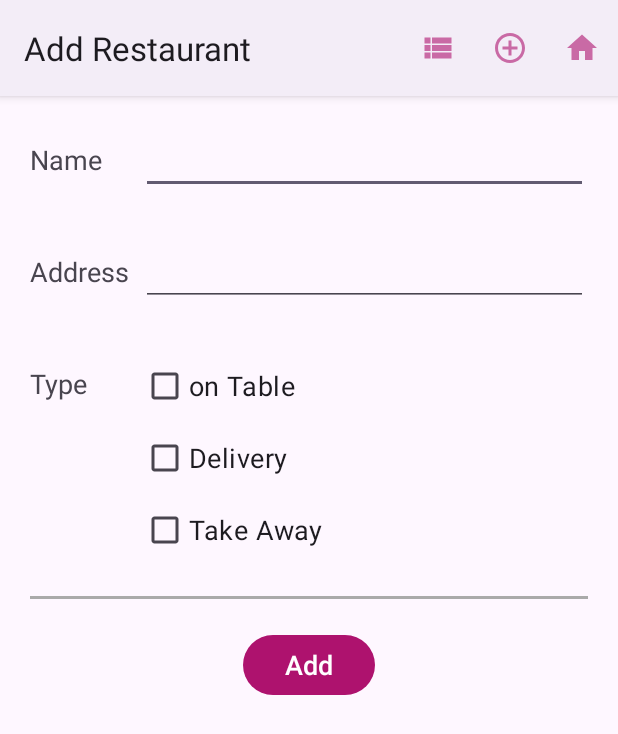
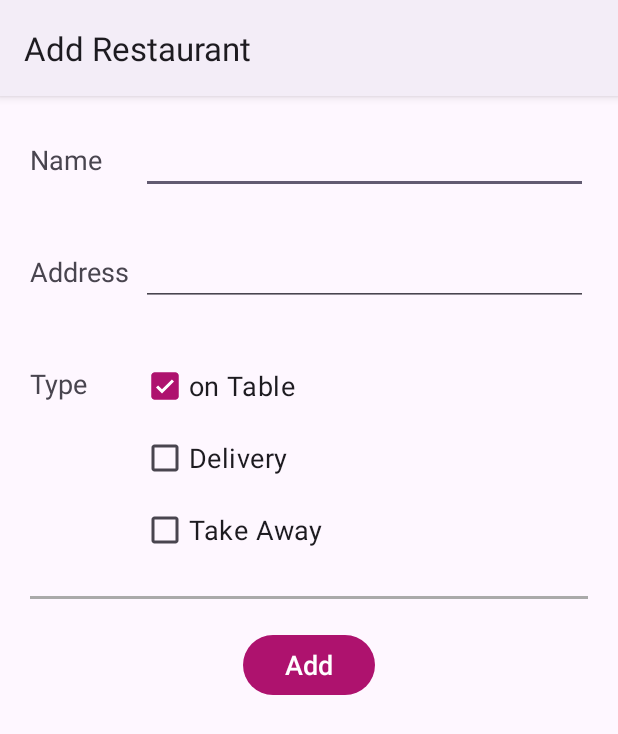
Before and after one commit to Georges-Khalil/MyRestaurants, an Android app: the screen it shows after launch (AddActivity), after a tap on "Add", on a phone screen of 412 x 824 dp. Shown: the top 734 px of the screen. Run offline under Robolectric (Android 15) with nearby library versions, the phone set to English and light mode, and no system bars.

Commit message:
commit four, made menu only in home and made the data not reset on activity reset

```diff
--- a/app/src/main/java/com/example/myrestaurants_v1/AddActivity.java
+++ b/app/src/main/java/com/example/myrestaurants_v1/AddActivity.java
@@ -10,13 +10,13 @@ import com.example.myrestaurants_v1.databinding.AddBinding;
 import com.google.android.material.snackbar.Snackbar;
 
 public class AddActivity extends BaseActivity {
-    private AddBinding binding;
-
+    AddBinding binding;
     @Override
     protected void onCreate(Bundle savedInstanceState){
         super.onCreate(savedInstanceState);
         binding = AddBinding.inflate(getLayoutInflater());
         setContentView(binding.getRoot());
+        binding.onTable.setChecked(true);
 
         binding.btAdd.setOnClickListener(v -> add_restaurant());
     }
--- a/app/src/main/java/com/example/myrestaurants_v1/BaseActivity.java
+++ b/app/src/main/java/com/example/myrestaurants_v1/BaseActivity.java
@@ -1,38 +1,19 @@
 package com.example.myrestaurants_v1;
+
+import static com.example.myrestaurants_v1.MyApp.restaurantList;
 
 import android.content.Intent;
 import android.os.Bundle;
+import android.os.Parcelable;
 import android.util.Log;
 import android.view.Menu;
 import android.view.MenuItem;
 
 import androidx.appcompat.app.AppCompatActivity;
 
+import java.util.ArrayList;
+
 public class BaseActivity extends AppCompatActivity {
-
-    @Override
-    public boolean onCreateOptionsMenu(Menu menu){
-        getMenuInflater().inflate(R.menu.main_menu, menu);
-        return true;
-    }
-
-    @Override
-    public boolean onOptionsItemSelected(MenuItem item){
-        if(item.getItemId()==R.id.listView){
-            Intent ViewActivity = new Intent(this, ViewActivity.class);
-            startActivity(ViewActivity);
-        }
-        if(item.getItemId()==R.id.add){
-            Intent AddActivity = new Intent(this, AddActivity.class);
-            startActivity(AddActivity);
-        }
-        if(item.getItemId()==R.id.home) {
-            Intent MainActivity = new Intent(this, HomeActivity.class);
-            startActivity(MainActivity);
-        }
-        return true;
-    }
-
 
     @Override
     public void onStart(){
@@ -73,12 +54,14 @@ public class BaseActivity extends AppCompatActivity {
     @Override
     public void onSaveInstanceState( Bundle savedInstanceState){
         super.onSaveInstanceState(savedInstanceState);
+        savedInstanceState.putParcelableArrayList("RestaurantList", (ArrayList<? extends Parcelable>) restaurantList);
         Log.d("activity_lifecycle", "onSaveInstanceState");
     }
 
     @Override
     public void onRestoreInstanceState( Bundle savedInstanceState){
         super.onRestoreInstanceState(savedInstanceState);
+        restaurantList = savedInstanceState.getParcelableArrayList("RestaurantList");
         Log.d("activity_lifecycle", "onRestoreInstanceState");
     }
 }
--- a/app/src/main/java/com/example/myrestaurants_v1/HomeActivity.java
+++ b/app/src/main/java/com/example/myrestaurants_v1/HomeActivity.java
@@ -2,13 +2,16 @@ package com.example.myrestaurants_v1;
 
 import static com.example.myrestaurants_v1.MyApp.restaurantList;
 
+import android.content.Intent;
 import android.os.Bundle;
+import android.util.Log;
+import android.view.Menu;
+import android.view.MenuItem;
 
 import com.example.myrestaurants_v1.databinding.HomeBinding;
 
 public class HomeActivity extends BaseActivity {
-    private HomeBinding homeBinding;
-
+    HomeBinding homeBinding;
     @Override
     protected void onCreate(Bundle savedInstanceState) {
         super.onCreate(savedInstanceState);
@@ -18,4 +21,35 @@ public class HomeActivity extends BaseActivity {
         String message = "Total Restaurants: " + restaurantList.size();
         homeBinding.size.setText(message);
     }
+
+    @Override
+    public boolean onCreateOptionsMenu(Menu menu){
+        getMenuInflater().inflate(R.menu.main_menu, menu);
+        return true;
+    }
+
+    @Override
+    public boolean onOptionsItemSelected(MenuItem item){
+        if(item.getItemId()==R.id.listView){
+            Intent ViewActivity = new Intent(this, ViewActivity.class);
+            startActivity(ViewActivity);
+        }
+        if(item.getItemId()==R.id.add){
+            Intent AddActivity = new Intent(this, AddActivity.class);
+            startActivity(AddActivity);
+        }
+        if(item.getItemId()==R.id.home) {
+            Intent MainActivity = new Intent(this, HomeActivity.class);
+            startActivity(MainActivity);
+        }
+        return true;
+    }
+
+    @Override
+    public void onResume(){
+        super.onResume();
+        String message = "Total Restaurants: " + restaurantList.size();
+        homeBinding.size.setText(message);
+        Log.d("activity_lifecycle", "activity resumed");
+    }
 }
--- a/app/src/main/java/com/example/myrestaurants_v1/ViewActivity.java
+++ b/app/src/main/java/com/example/myrestaurants_v1/ViewActivity.java
@@ -7,8 +7,7 @@ import android.os.Bundle;
 import com.example.myrestaurants_v1.databinding.ViewListBinding;
 
 public class ViewActivity extends BaseActivity {
-    private ViewListBinding listBinding;
-
+    ViewListBinding listBinding;
     @Override
     protected void onCreate(Bundle savedInstanceState){
         super.onCreate(savedInstanceState);
```
